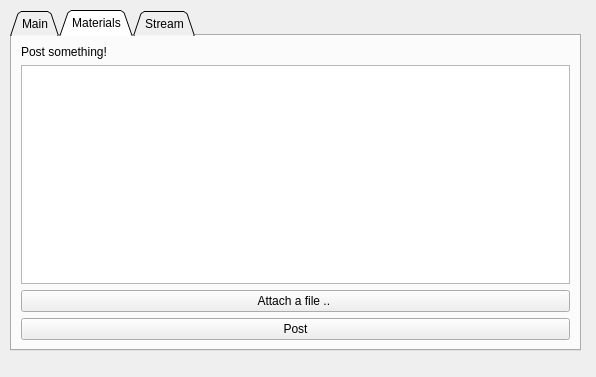
Before: the Qt Designer form student/UI/mainpage.ui in FFEVER/PyClassroom, drawn with Qt 5.
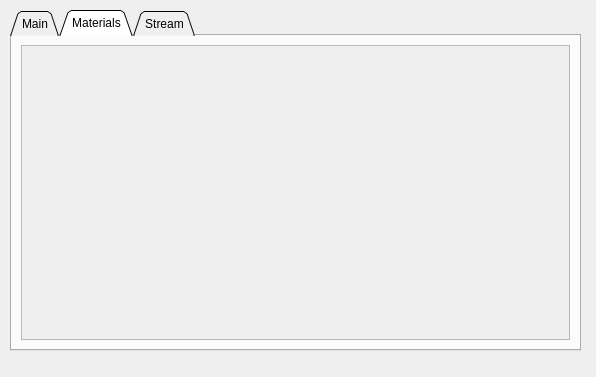
After: the same form once the commit is applied. The open tabs and pages were chosen to show the change. Icons and pictures are not drawn.

What changed in the file:
```diff
--- a/student/UI/mainpage.ui
+++ b/student/UI/mainpage.ui
@@ -164,27 +164,20 @@
     </attribute>
     <layout class="QVBoxLayout" name="verticalLayout_2">
      <item>
-      <widget class="QLabel" name="label_6">
-       <property name="text">
-        <string>Post something! </string>
+      <widget class="QScrollArea" name="scroll_area">
+       <property name="widgetResizable">
+        <bool>true</bool>
        </property>
-      </widget>
-     </item>
-     <item>
-      <widget class="QTextEdit" name="textEdit"/>
-     </item>
-     <item>
-      <widget class="QPushButton" name="pushButton_2">
-       <property name="text">
-        <string>Attach a file .. </string>
-       </property>
-      </widget>
-     </item>
-     <item>
-      <widget class="QPushButton" name="pushButton">
-       <property name="text">
-        <string>Post</string>
-       </property>
+       <widget class="QWidget" name="scrollAreaWidgetContents">
+        <property name="geometry">
+         <rect>
+          <x>0</x>
+          <y>0</y>
+          <width>545</width>
+          <height>298</height>
+         </rect>
+        </property>
+       </widget>
       </widget>
      </item>
     </layout>
```
Left out of the diff: 2 changed lines with no effect on the pictures.
